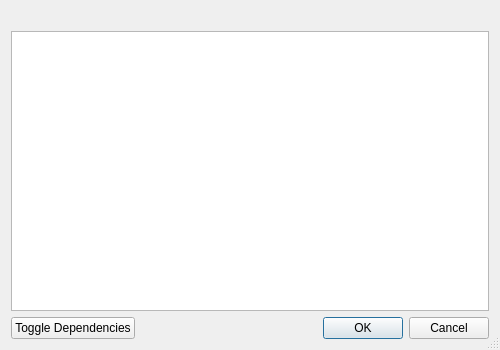
Before: the Qt Designer form launcher/ui/dialogs/ReviewMessageBox.ui in t4kUM1o/moss-launcher, drawn with Qt 5.
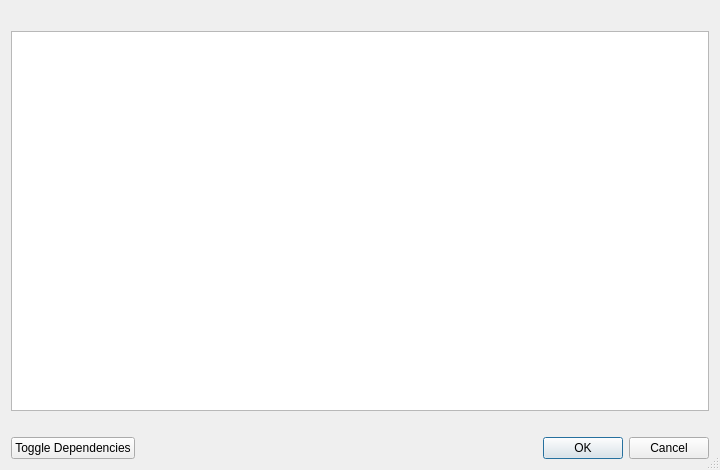
After: the same form once the commit is applied.

The edit to the form file:
```diff
--- a/launcher/ui/dialogs/ReviewMessageBox.ui
+++ b/launcher/ui/dialogs/ReviewMessageBox.ui
@@ -6,8 +6,8 @@
    <rect>
     <x>0</x>
     <y>0</y>
-    <width>500</width>
-    <height>350</height>
+    <width>720</width>
+    <height>470</height>
    </rect>
   </property>
   <property name="sizeGripEnabled">
@@ -46,6 +46,9 @@
    <item row="1" column="0">
     <widget class="QLabel" name="explainLabel"/>
    </item>
+   <item row="4" column="0">
+    <widget class="QLabel" name="onlyCheckedLabel"/>
+   </item>
    <item row="5" column="0" rowspan="2">
     <layout class="QHBoxLayout" name="horizontalLayout">
      <item>
@@ -55,9 +58,6 @@
        </property>
       </widget>
      </item>
-     <item>
-      <widget class="QLabel" name="onlyCheckedLabel"/>
-     </item>
      <item>
       <widget class="QDialogButtonBox" name="buttonBox">
        <property name="standardButtons">
```
